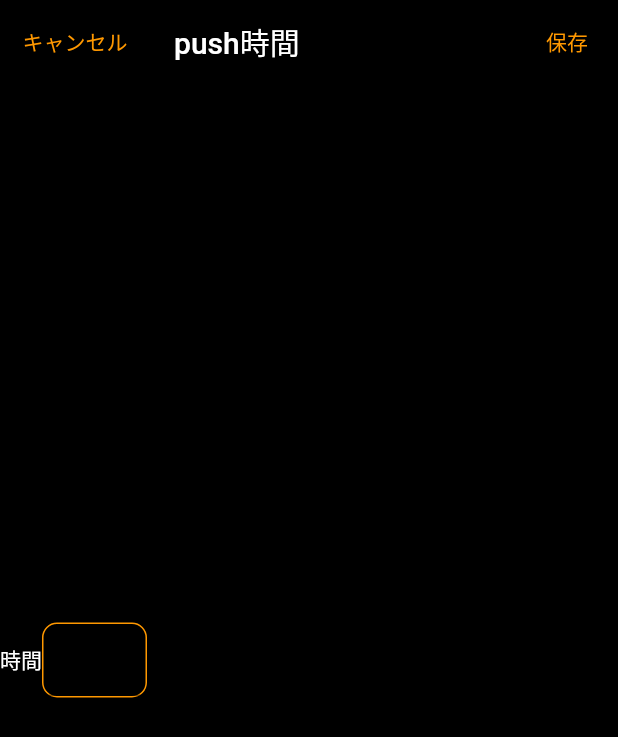
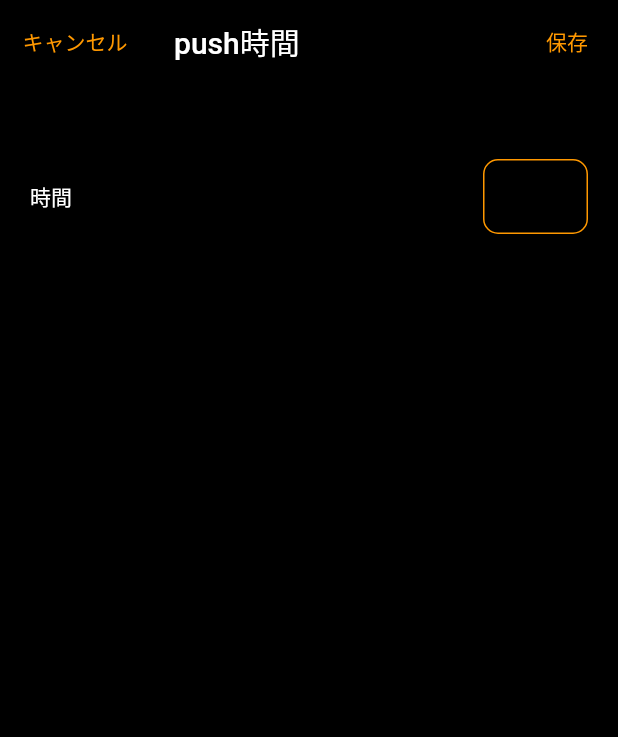
Before and after one commit to hashimo000/famous_quote_app, a Flutter app: the AddEditAlarmPage screen opened directly, on a phone screen of 412 x 824 dp. Shown: the top 737 px of the screen. Run offline on Flutter 3.47's test engine with Material 2 defaults, Android fonts, the phone set to English and light mode, and no system bars; our stand-ins replace flutter_local_notifications, flutter_slidable.

Commit message:
時間の入力

```diff
--- a/lib/pages/add_edit_alarm_page.dart
+++ b/lib/pages/add_edit_alarm_page.dart
@@ -9,6 +9,7 @@ class AddEditAlarmPage extends StatefulWidget {
 }
 
 class _AddEditAlarmPageState extends State<AddEditAlarmPage> {
+  TextEditingController controller=TextEditingController();
   @override
   Widget build(BuildContext context) {
     return Scaffold(
@@ -44,7 +45,13 @@ class _AddEditAlarmPageState extends State<AddEditAlarmPage> {
       body: Container(
         height: double.infinity,
         color: Colors.black,
-        child: Row(
+        child:Column(
+          children: [
+            SizedBox(height: 50,),
+            Padding(
+              padding:  EdgeInsets.symmetric(horizontal: 20.0),
+              child: Row(
+          mainAxisAlignment: MainAxisAlignment.spaceBetween,
           children: [
             const Text("時間",style: TextStyle(color: Colors.white),),
             Container(
@@ -54,10 +61,24 @@ class _AddEditAlarmPageState extends State<AddEditAlarmPage> {
                 borderRadius: BorderRadius.circular(10),
 
               ),
-              child: const TextField(),
+              child:  TextField(
+                controller: controller,
+                textAlign: TextAlign.center,
+                style: TextStyle(color: Colors.white),
+                decoration: InputDecoration(
+                  border: InputBorder.none
+                ),
+                readOnly: true,
+
+              ),
             )
           ],
-        ),
+        ),),
+
+          ],
+
+        )
+
       ),
     );
   }
```
